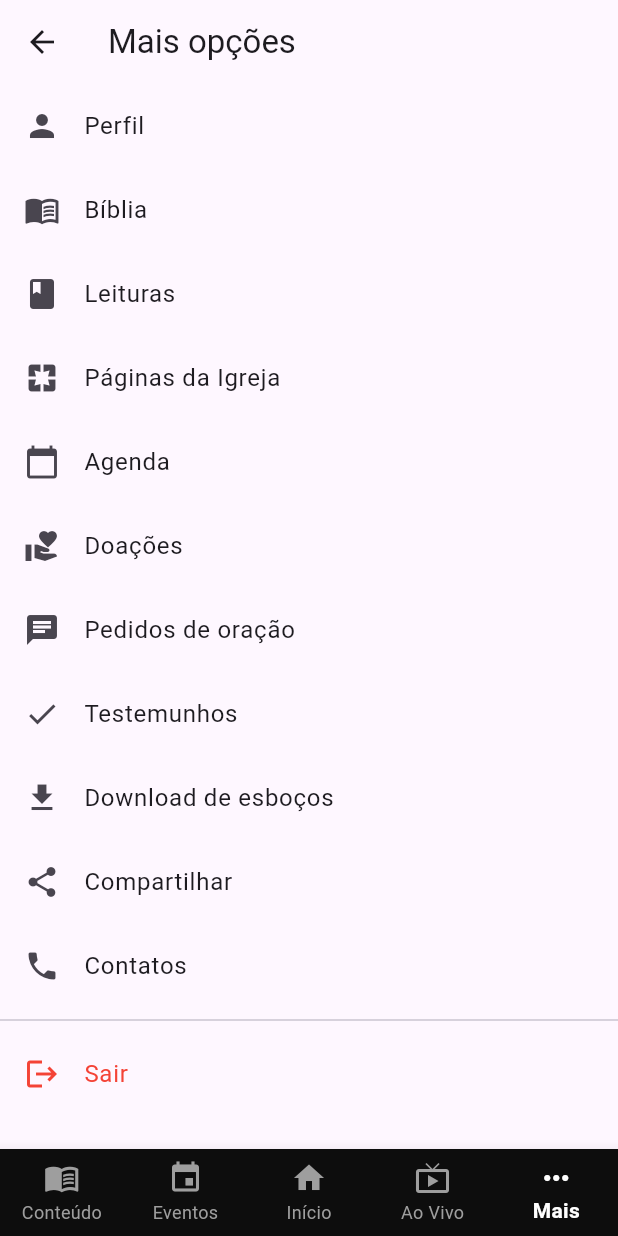
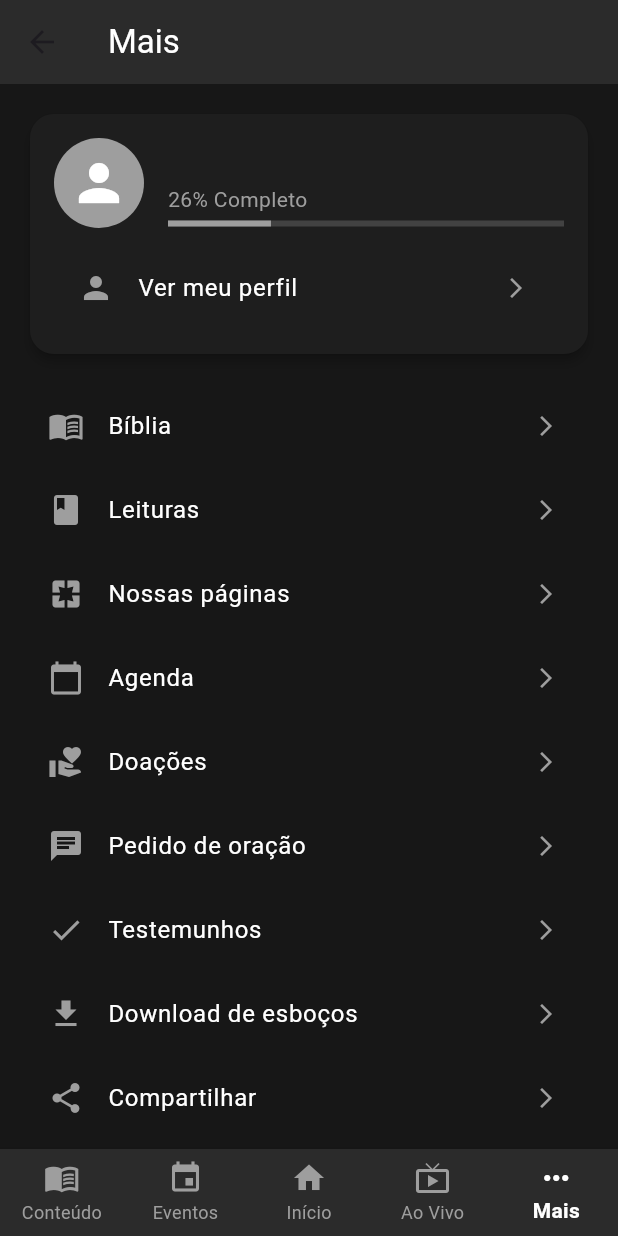
Before and after one commit to VidaRealDoKim/ProjetoIEQSede, a Flutter app: the HomePage screen opened by its route, item 5 of the bottom bar chosen, on a phone screen of 412 x 824 dp. Run offline on Flutter 3.47's test engine with Material 3 defaults, Android fonts, the light colour scheme and no system bars; our stand-ins replace flutter_dotenv, google_fonts, just_audio, rxdart, supabase_flutter; accounts and stored records are empty.

Commit message:
upgrade: adding more ux ui informations

```diff
--- a/meu_app_igreja/lib/screens/home.dart
+++ b/meu_app_igreja/lib/screens/home.dart
@@ -59,7 +59,7 @@ class _HomePageState extends State<HomePage> {
         type: BottomNavigationBarType.fixed,
 
         // Estilo da barra
-        backgroundColor: const Color(0xFF0D0D0D), // Preto escuro de fundo
+        backgroundColor: const Color(0xFF2B2B2B), // Preto escuro de fundo
 
         // Estilo dos itens selecionados
         selectedItemColor: Colors.white, // Branco
--- a/meu_app_igreja/lib/screens/inicio/inicio_page.dart
+++ b/meu_app_igreja/lib/screens/inicio/inicio_page.dart
@@ -9,8 +9,13 @@ class InicioPage extends StatelessWidget {
     final user = Supabase.instance.client.auth.currentUser;
 
     return Scaffold(
+
+      backgroundColor: const Color(0xFF171717),
       appBar: AppBar(
-        title: const Text("Início"),
+
+        backgroundColor: const Color(0xFF2B2B2B),
+        elevation: 0,
+        title: const Text("Inicio", style: TextStyle(color: Colors.white)),
         actions: [
           IconButton(onPressed: () {}, icon: const Icon(Icons.notifications)),
         ],
@@ -23,7 +28,7 @@ class InicioPage extends StatelessWidget {
             const SizedBox(height: 20),
             Text(
               "Olá, ${user?.email ?? 'usuário'} 👋",
-              style: const TextStyle(fontSize: 20),
+              style: const TextStyle(fontSize: 20 , color: Colors.white),
             ),
           ],
         ),
--- a/meu_app_igreja/lib/screens/mais/mais_page.dart
+++ b/meu_app_igreja/lib/screens/mais/mais_page.dart
@@ -1,24 +1,64 @@
 import 'package:flutter/material.dart';
 import 'package:supabase_flutter/supabase_flutter.dart';
+
+// Import das telas que já existem no projeto
+import 'perfil/perfil.dart';
 import '../../auth/login.dart';
 
-class MaisPage extends StatelessWidget {
+/// =============================================
+/// Página "Mais"
+/// =============================================
+/// Menu lateral/extra com acesso a Perfil, Bíblia, Doações, Agenda etc.
+/// Também gerencia o logout.
+class MaisPage extends StatefulWidget {
   const MaisPage({super.key});
 
-  /// Mostra o alerta de confirmação antes de sair
+  @override
+  State<MaisPage> createState() => _MaisPageState();
+}
+
+class _MaisPageState extends State<MaisPage> {
+  Map<String, dynamic>? _perfil;
+  bool _loading = true;
+
+  @override
+  void initState() {
+    super.initState();
+    _carregarPerfil();
+  }
+
+  /// Busca os dados do perfil no Supabase
+  Future<void> _carregarPerfil() async {
+    final user = Supabase.instance.client.auth.currentUser;
+    if (user == null) return;
+
+    final res = await Supabase.instance.client
+        .from('perfis')
+        .select()
+        .eq('id', user.id)
+        .maybeSingle();
+
+    setState(() {
+      _perfil = res;
+      _loading = false;
+    });
+  }
+
+  /// Confirmação antes de fazer logout
   Future<void> _confirmLogout(BuildContext context) async {
     final bool? shouldLogout = await showDialog<bool>(
       context: context,
       builder: (context) => AlertDialog(
-        title: const Text("Confirmar saída"),
-        content: const Text("Você realmente deseja sair da sua conta?"),
+        backgroundColor: const Color(0xFF1E1E1E),
+        title: const Text("Confirmar saída", style: TextStyle(color: Colors.white)),
+        content: const Text("Você realmente deseja sair da sua conta?", style: TextStyle(color: Colors.grey)),
         actions: [
           TextButton(
-            onPressed: () => Navigator.pop(context, false), // cancela
-            child: const Text("Cancelar"),
+            onPressed: () => Navigator.pop(context, false),
+            child: const Text("Cancelar", style: TextStyle(color: Colors.grey)),
           ),
           ElevatedButton(
-            onPressed: () => Navigator.pop(context, true), // confirma
+            onPressed: () => Navigator.pop(context, true),
             style: ElevatedButton.styleFrom(backgroundColor: Colors.red),
             child: const Text("Sair"),
           ),
@@ -39,22 +79,107 @@ class MaisPage extends StatelessWidget {
 
   @override
   Widget build(BuildContext context) {
+    if (_loading) {
+      return const Scaffold(
+        backgroundColor: Color(0xFF171717),
+        body: Center(child: CircularProgressIndicator()),
+      );
+    }
+
+    final nome = _perfil?['nome'] ?? "Usuário";
+    final progresso = 0.26; // TODO: Calcular dinamicamente via backend
+
     return Scaffold(
-      appBar: AppBar(title: const Text("Mais opções")),
+      backgroundColor: const Color(0xFF171717),
+      appBar: AppBar(
+        backgroundColor: const Color(0xFF2B2B2B),
+        elevation: 0,
+        title: const Text("Mais", style: TextStyle(color: Colors.white)),
+      ),
       body: ListView(
+        padding: const EdgeInsets.all(16),
         children: [
-          const ListTile(leading: Icon(Icons.person), title: Text("Perfil")),
-          const ListTile(leading: Icon(Icons.menu_book), title: Text("Bíblia")),
-          const ListTile(leading: Icon(Icons.book), title: Text("Leituras")),
-          const ListTile(leading: Icon(Icons.pages), title: Text("Páginas da Igreja")),
-          const ListTile(leading: Icon(Icons.calendar_today), title: Text("Agenda")),
-          const ListTile(leading: Icon(Icons.volunteer_activism), title: Text("Doações")),
-          const ListTile(leading: Icon(Icons.chat), title: Text("Pedidos de oração")),
-          const ListTile(leading: Icon(Icons.check), title: Text("Testemunhos")),
-          const ListTile(leading: Icon(Icons.download), title: Text("Download de esboços")),
-          const ListTile(leading: Icon(Icons.share), title: Text("Compartilhar")),
-          const ListTile(leading: Icon(Icons.phone), title: Text("Contatos")),
-          const Divider(),
+          /// Card do Perfil
+          Card(
+            color: const Color(0xFF1E1E1E),
+            shape: RoundedRectangleBorder(
+              borderRadius: BorderRadius.circular(16),
+            ),
+            elevation: 3,
+            child: Padding(
+              padding: const EdgeInsets.all(16),
+              child: Column(
+                children: [
+                  Row(
+                    children: [
+                      const CircleAvatar(
+                        radius: 30,
+                        backgroundColor: Colors.grey,
+                        child: Icon(Icons.person, size: 40, color: Colors.white),
+                      ),
+                      const SizedBox(width: 16),
+                      Expanded(
+                        child: Column(
+                          crossAxisAlignment: CrossAxisAlignment.start,
+                          children: [
+                            Text(
+                              nome,
+                              style: const TextStyle(
+                                fontSize: 18,
+                                fontWeight: FontWeight.bold,
+                                color: Colors.white,
+                              ),
+                            ),
+                            const SizedBox(height: 4),
+                            Text("${(progresso * 100).toInt()}% Completo",
+                                style: const TextStyle(color: Colors.grey)),
+                            const SizedBox(height: 4),
+                            LinearProgressIndicator(
+                              value: progresso,
+                              backgroundColor: Colors.grey[800],
+                              color: Colors.grey[500],
+                            ),
+                          ],
+                        ),
+                      ),
+                    ],
+                  ),
+                  const SizedBox(height: 12),
+
+                  /// Navega para página de perfil
+                  ListTile(
+                    leading: const Icon(Icons.person, color: Colors.grey),
+                    title: const Text("Ver meu perfil", style: TextStyle(color: Colors.white)),
+                    trailing: const Icon(Icons.arrow_forward_ios, size: 16, color: Colors.grey),
+                    onTap: () {
+                      Navigator.push(
+                        context,
+                        MaterialPageRoute(builder: (context) => const PerfilPage()),
+                      );
+                    },
+                  ),
+                ],
+              ),
+            ),
+          ),
+
+          const SizedBox(height: 16),
+
+          /// Menu de Opções
+          _buildMenuItem(Icons.menu_book, "Bíblia", () {}),
+          _buildMenuItem(Icons.book, "Leituras", () {}),
+          _buildMenuItem(Icons.pages, "Nossas páginas", () {}),
+          _buildMenuItem(Icons.calendar_today, "Agenda", () {}),
+          _buildMenuItem(Icons.volunteer_activism, "Doações", () {}),
+          _buildMenuItem(Icons.chat, "Pedido de oração", () {}),
+          _buildMenuItem(Icons.check, "Testemunhos", () {}),
+          _buildMenuItem(Icons.download, "Download de esboços", () {}),
+          _buildMenuItem(Icons.share, "Compartilhar", () {}),
+          _buildMenuItem(Icons.phone, "Contatos", () {}),
+
+          const Divider(color: Colors.grey),
+
+          /// Logout
           ListTile(
             leading: const Icon(Icons.logout, color: Colors.red),
             title: const Text("Sair", style: TextStyle(color: Colors.red)),
@@ -64,4 +189,14 @@ class MaisPage extends StatelessWidget {
       ),
     );
   }
+
+  /// Builder para menu de opções
+  Widget _buildMenuItem(IconData icon, String title, VoidCallback onTap) {
+    return ListTile(
+      leading: Icon(icon, color: Colors.grey[500]),
+      title: Text(title, style: const TextStyle(color: Colors.white)),
+      trailing: const Icon(Icons.arrow_forward_ios, size: 16, color: Colors.grey),
+      onTap: onTap,
+    );
+  }
 }
```
